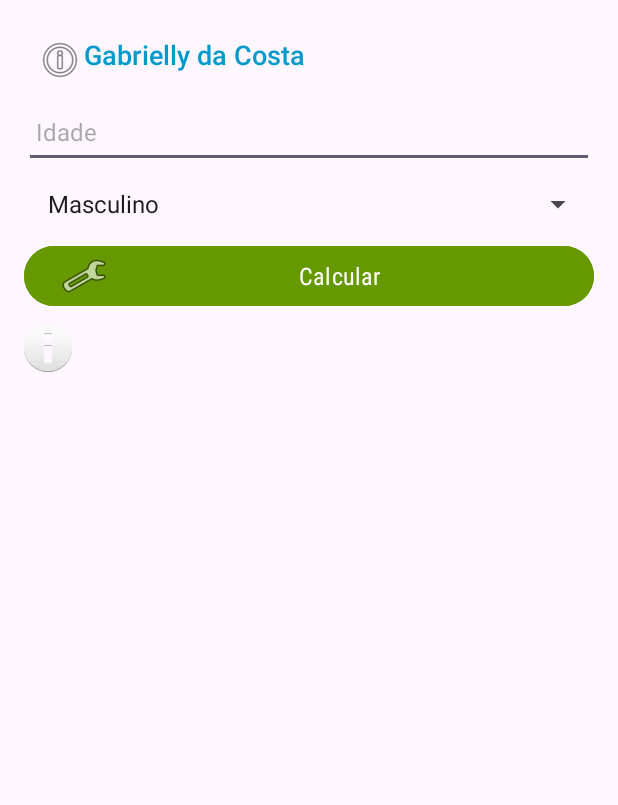
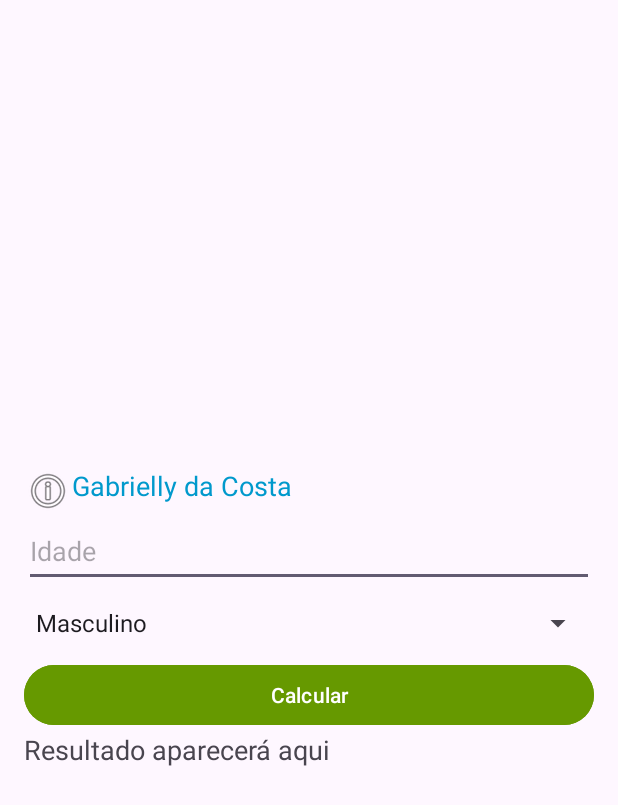
Before and after one commit to GabriellydaCosta/calculadoradeaposentadoria, an Android app: the screen it shows after launch (MainActivity), on a phone screen of 412 x 824 dp. Shown: the top 805 px of the screen. Run offline under Robolectric (Android 15) with nearby library versions, the phone set to English and light mode, and no system bars.

Commit message:
Atualizando o projeto

```diff
--- a/app/src/main/res/layout/activity_main.xml
+++ b/app/src/main/res/layout/activity_main.xml
@@ -1,66 +1,52 @@
 <?xml version="1.0" encoding="utf-8"?>
 <LinearLayout xmlns:android="http://schemas.android.com/apk/res/android"
     xmlns:tools="http://schemas.android.com/tools"
-    android:id="@+id/mainLayout"
     android:layout_width="match_parent"
     android:layout_height="match_parent"
     android:orientation="vertical"
+    android:gravity="center"
     android:padding="16dp">
 
-    <!-- Nome do aluno nao pode ter text view-->
+    <!-- Nome no canto esquerdo, mas dentro do bloco centralizado -->
     <TextView
     android:id="@+id/textNome"
     android:layout_width="wrap_content"
     android:layout_height="wrap_content"
-        android:drawableLeft="@android:drawable/ic_menu_info_details"
-        android:fontFamily="sans-serif-medium"
-        android:padding="8dp"
     android:text="Gabrielly da Costa"
     android:textColor="@android:color/holo_blue_dark"
-        android:textSize="18sp" />
+    android:textSize="18sp"
+    android:drawableLeft="@android:drawable/ic_menu_info_details"
+    android:layout_gravity="start"/> <!-- força ficar à esquerda -->
 
         <!-- Campo para idade -->
     <EditText
     android:id="@+id/editIdade"
     android:layout_width="match_parent"
     android:layout_height="48dp"
-        android:autofillHints="username"
-        android:digits="0123456789"
     android:hint="Idade"
     android:inputType="number"
-        android:maxLength="3"
-        android:padding="8dp"
-        android:textColor="@android:color/black"
-        android:textSize="16sp" />
+    android:maxLength="3" />
 
         <!-- Spinner para gênero -->
     <Spinner
     android:id="@+id/spinnerGenero"
     android:layout_width="match_parent"
-        android:layout_height="48dp"
-        android:padding="8dp" />
+    android:layout_height="48dp" />
 
         <!-- Botão de cálculo -->
     <Button
     android:id="@+id/btnCalcular"
     android:layout_width="match_parent"
     android:layout_height="48dp"
-        android:backgroundTint="@android:color/holo_green_dark"
-        android:drawableLeft="@android:drawable/ic_menu_manage"
-        android:fontFamily="sans-serif-condensed"
     android:text="Calcular"
-        android:textColor="@android:color/white"
-        android:textSize="16sp" />
+    android:backgroundTint="@android:color/holo_green_dark" />
 
         <!-- Resultado -->
     <TextView
     android:id="@+id/textResultado"
     android:layout_width="match_parent"
-        android:layout_height="48dp"
-        android:drawableLeft="@android:drawable/ic_dialog_info"
-        android:fontFamily="sans-serif"
-        android:textColor="@android:color/black"
-        android:textSize="18sp"
-        tools:text="Resultado aparecerá aqui"
-        />
+    android:layout_height="wrap_content"
+    android:text="Resultado aparecerá aqui"
+    android:textSize="18sp" />
+
 </LinearLayout>
```
Lines whose indentation alone changed are shown as unchanged.
